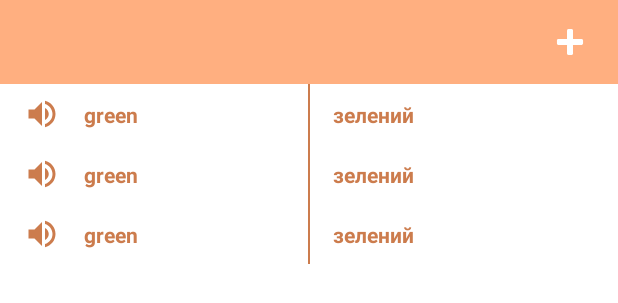
After one commit to mayada1994/MyDictionary, an Android app: the layout fragment_dictionary.xml on its own in the app's theme, with its tools: preview values and no code run, on a phone screen of 412 x 824 dp. The commit adds this screen. Shown: the top 303 px of the screen. Run offline under Robolectric (Android 15) with nearby library versions, the light colour scheme and no system bars.

Commit message:
Add DictionaryFragment

```diff
--- a/mvc/src/main/java/com/mayada1994/mydictionary/db/dao/StatisticsDao.kt
+++ b/mvc/src/main/java/com/mayada1994/mydictionary/db/dao/StatisticsDao.kt
@@ -9,7 +9,7 @@ import io.reactivex.Single
 interface StatisticsDao {
 
     @Query("SELECT * FROM statistics WHERE language=:language")
-    fun getStatisticsByLanguage(language: Int): Single<List<Statistics>>
+    fun getStatisticsByLanguage(language: String): Single<List<Statistics>>
 
     @Insert(onConflict = OnConflictStrategy.REPLACE)
     fun insertStatistics(statistics: Statistics): Completable
--- a/mvc/src/main/java/com/mayada1994/mydictionary/db/dao/WordDao.kt
+++ b/mvc/src/main/java/com/mayada1994/mydictionary/db/dao/WordDao.kt
@@ -9,7 +9,7 @@ import io.reactivex.Single
 interface WordDao {
 
     @Query("SELECT * FROM words WHERE language=:language")
-    fun getWordsByLanguage(language: Int): Single<List<Word>>
+    fun getWordsByLanguage(language: String): Single<List<Word>>
 
     @Insert(onConflict = OnConflictStrategy.REPLACE)
     fun insertWord(word: Word): Completable
--- a/mvc/src/main/java/com/mayada1994/mydictionary/entities/Language.kt
+++ b/mvc/src/main/java/com/mayada1994/mydictionary/entities/Language.kt
@@ -8,6 +8,5 @@ import kotlinx.parcelize.Parcelize
 @Parcelize
 @Entity(tableName = "languages")
 data class Language(
-    @PrimaryKey val id: Int? = null,
-    val code: String
+    @PrimaryKey val code: String
 ) : Parcelable
--- a/mvc/src/main/java/com/mayada1994/mydictionary/entities/Statistics.kt
+++ b/mvc/src/main/java/com/mayada1994/mydictionary/entities/Statistics.kt
@@ -8,7 +8,7 @@ import androidx.room.PrimaryKey
     tableName = "statistics",
     foreignKeys = [ForeignKey(
         entity = Language::class,
-        parentColumns = arrayOf("id"),
+        parentColumns = arrayOf("code"),
         childColumns = arrayOf("language"),
         onDelete = ForeignKey.CASCADE
     )]
@@ -16,5 +16,5 @@ import androidx.room.PrimaryKey
 data class Statistics(
     @PrimaryKey val id: Int,
     val timestamp: Long,
-    val language: Int
+    val language: String
 )
--- a/mvc/src/main/java/com/mayada1994/mydictionary/entities/Word.kt
+++ b/mvc/src/main/java/com/mayada1994/mydictionary/entities/Word.kt
@@ -8,7 +8,7 @@ import androidx.room.PrimaryKey
     tableName = "words",
     foreignKeys = [ForeignKey(
         entity = Language::class,
-        parentColumns = arrayOf("id"),
+        parentColumns = arrayOf("code"),
         childColumns = arrayOf("language"),
         onDelete = ForeignKey.CASCADE
     )]
@@ -16,5 +16,5 @@ import androidx.room.PrimaryKey
 data class Word(
     @PrimaryKey val name: String,
     val translation: String,
-    val language: Int
+    val language: String
 )
--- a/mvc/src/main/java/com/mayada1994/mydictionary/fragments/MainFragment.kt
+++ b/mvc/src/main/java/com/mayada1994/mydictionary/fragments/MainFragment.kt
@@ -38,14 +38,14 @@ class MainFragment : Fragment() {
     private fun setMenu() {
         with(binding) {
             navigationView.menu.getItem(selectedMenuItemId)?.isChecked = true
-//            setFragmentWithoutAddingToBackStack(DictionaryFragment())
+            setFragmentWithoutAddingToBackStack(DictionaryFragment())
 
             navigationView.setOnItemSelectedListener { menuItem ->
                 when (menuItem.itemId) {
                     R.id.dictionary_menu_item -> {
                         selectedMenuItemId = 0
                         clearFragments()
-//                        setFragmentWithoutAddingToBackStack(DictionaryFragment())
+                        setFragmentWithoutAddingToBackStack(DictionaryFragment())
                     }
                     R.id.quiz_menu_item -> {
                         selectedMenuItemId = 1
--- a/mvc/src/main/java/com/mayada1994/mydictionary/models/StatisticsDataSource.kt
+++ b/mvc/src/main/java/com/mayada1994/mydictionary/models/StatisticsDataSource.kt
@@ -7,7 +7,7 @@ import io.reactivex.Single
 
 class StatisticsDataSource(private val statisticsDao: StatisticsDao) {
 
-    fun getStatisticsByLanguage(language: Int): Single<List<Statistics>> = statisticsDao.getStatisticsByLanguage(language)
+    fun getStatisticsByLanguage(language: String): Single<List<Statistics>> = statisticsDao.getStatisticsByLanguage(language)
 
     fun insertStatistics(statistics: Statistics): Completable = statisticsDao.insertStatistics(statistics)
 
--- a/mvc/src/main/java/com/mayada1994/mydictionary/models/WordDataSource.kt
+++ b/mvc/src/main/java/com/mayada1994/mydictionary/models/WordDataSource.kt
@@ -7,7 +7,7 @@ import io.reactivex.Single
 
 class WordDataSource(private val wordDao: WordDao) {
 
-    fun getWordsByLanguage(language: Int): Single<List<Word>> = wordDao.getWordsByLanguage(language)
+    fun getWordsByLanguage(language: String): Single<List<Word>> = wordDao.getWordsByLanguage(language)
 
     fun insertWord(word: Word): Completable = wordDao.insertWord(word)
 
--- /dev/null
+++ b/mvc/src/main/res/drawable/ic_speech.xml
@@ -0,0 +1,11 @@
+<vector xmlns:android="http://schemas.android.com/apk/res/android"
+    android:width="24dp"
+    android:height="24dp"
+    android:viewportWidth="24"
+    android:viewportHeight="24"
+    android:tint="@color/raw_sienna"
+    android:autoMirrored="true">
+  <path
+      android:fillColor="@android:color/white"
+      android:pathData="M3,9v6h4l5,5L12,4L7,9L3,9zM16.5,12c0,-1.77 -1.02,-3.29 -2.5,-4.03v8.05c1.48,-0.73 2.5,-2.25 2.5,-4.02zM14,3.23v2.06c2.89,0.86 5,3.54 5,6.71s-2.11,5.85 -5,6.71v2.06c4.01,-0.91 7,-4.49 7,-8.77s-2.99,-7.86 -7,-8.77z"/>
+</vector>
--- /dev/null
+++ b/mvc/src/main/res/layout/fragment_dictionary.xml
@@ -0,0 +1,53 @@
+<?xml version="1.0" encoding="utf-8"?>
+<androidx.constraintlayout.widget.ConstraintLayout xmlns:android="http://schemas.android.com/apk/res/android"
+    xmlns:app="http://schemas.android.com/apk/res-auto"
+    xmlns:tools="http://schemas.android.com/tools"
+    android:layout_width="match_parent"
+    android:layout_height="match_parent"
+    tools:context=".fragments.DictionaryFragment">
+
+    <include
+        android:id="@+id/toolbar"
+        layout="@layout/layout_toolbar"
+        app:layout_constraintEnd_toEndOf="parent"
+        app:layout_constraintStart_toStartOf="parent"
+        app:layout_constraintTop_toTopOf="parent" />
+
+    <androidx.appcompat.widget.AppCompatImageView
+        android:id="@+id/btnAdd"
+        android:layout_width="wrap_content"
+        android:layout_height="wrap_content"
+        android:layout_marginEnd="@dimen/standard_margin"
+        android:src="@android:drawable/ic_input_add"
+        android:tint="@color/white"
+        app:layout_constraintBottom_toBottomOf="@id/toolbar"
+        app:layout_constraintEnd_toEndOf="@id/toolbar"
+        app:layout_constraintTop_toTopOf="@id/toolbar" />
+
+    <androidx.recyclerview.widget.RecyclerView
+        android:id="@+id/wordsRecyclerView"
+        android:layout_width="0dp"
+        android:layout_height="0dp"
+        app:layoutManager="androidx.recyclerview.widget.LinearLayoutManager"
+        app:layout_constraintBottom_toBottomOf="parent"
+        app:layout_constraintEnd_toEndOf="parent"
+        app:layout_constraintStart_toStartOf="parent"
+        tools:listitem="@layout/item_word"
+        app:layout_constraintTop_toBottomOf="@id/toolbar" />
+
+    <androidx.appcompat.widget.AppCompatTextView
+        android:id="@+id/txtPlaceholder"
+        android:layout_width="0dp"
+        android:layout_height="0dp"
+        android:layout_margin="@dimen/standard_margin"
+        android:gravity="center"
+        android:text="@string/words_placeholder_message"
+        android:textColor="@color/raw_sienna"
+        android:textSize="36sp"
+        android:visibility="gone"
+        app:layout_constraintBottom_toBottomOf="parent"
+        app:layout_constraintEnd_toEndOf="parent"
+        app:layout_constraintStart_toStartOf="parent"
+        app:layout_constraintTop_toBottomOf="@id/toolbar" />
+
+</androidx.constraintlayout.widget.ConstraintLayout>
--- /dev/null
+++ b/mvc/src/main/res/layout/item_word.xml
@@ -0,0 +1,70 @@
+<?xml version="1.0" encoding="utf-8"?>
+<androidx.constraintlayout.widget.ConstraintLayout xmlns:android="http://schemas.android.com/apk/res/android"
+    xmlns:app="http://schemas.android.com/apk/res-auto"
+    xmlns:tools="http://schemas.android.com/tools"
+    android:layout_width="match_parent"
+    android:layout_height="wrap_content"
+    android:paddingHorizontal="@dimen/standard_margin">
+
+    <View
+        android:layout_width="1dp"
+        android:layout_height="0dp"
+        android:background="@color/raw_sienna"
+        app:layout_constraintBottom_toBottomOf="parent"
+        app:layout_constraintEnd_toEndOf="parent"
+        app:layout_constraintStart_toStartOf="parent"
+        app:layout_constraintTop_toTopOf="parent" />
+
+    <androidx.constraintlayout.widget.ConstraintLayout
+        android:id="@+id/wordContainer"
+        android:layout_width="match_parent"
+        android:layout_height="match_parent"
+        android:paddingVertical="@dimen/small_margin">
+
+        <androidx.constraintlayout.widget.Guideline
+            android:id="@+id/guideline"
+            android:layout_width="wrap_content"
+            android:layout_height="wrap_content"
+            android:orientation="vertical"
+            app:layout_constraintGuide_percent="0.5" />
+
+        <androidx.appcompat.widget.AppCompatImageView
+            android:id="@+id/btnSpeech"
+            android:layout_width="wrap_content"
+            android:layout_height="wrap_content"
+            android:src="@drawable/ic_speech"
+            app:layout_constraintBottom_toBottomOf="parent"
+            app:layout_constraintStart_toStartOf="parent"
+            app:layout_constraintTop_toTopOf="parent" />
+
+        <androidx.appcompat.widget.AppCompatTextView
+            android:id="@+id/txtWord"
+            android:layout_width="0dp"
+            android:layout_height="wrap_content"
+            android:layout_marginHorizontal="@dimen/standard_margin"
+            android:gravity="center_vertical"
+            android:textColor="@color/raw_sienna"
+            android:textStyle="bold"
+            app:layout_constraintBottom_toBottomOf="@id/btnSpeech"
+            app:layout_constraintEnd_toStartOf="@id/guideline"
+            app:layout_constraintStart_toEndOf="@id/btnSpeech"
+            app:layout_constraintTop_toTopOf="@id/btnSpeech"
+            tools:text="green" />
+
+        <androidx.appcompat.widget.AppCompatTextView
+            android:id="@+id/txtTranslation"
+            android:layout_width="0dp"
+            android:layout_height="wrap_content"
+            android:layout_marginHorizontal="@dimen/standard_margin"
+            android:gravity="center_vertical"
+            android:textColor="@color/raw_sienna"
+            android:textStyle="bold"
+            app:layout_constraintBottom_toBottomOf="@id/btnSpeech"
+            app:layout_constraintEnd_toEndOf="parent"
+            app:layout_constraintStart_toEndOf="@id/guideline"
+            app:layout_constraintTop_toTopOf="@id/btnSpeech"
+            tools:text="зелений" />
+
+    </androidx.constraintlayout.widget.ConstraintLayout>
+
+</androidx.constraintlayout.widget.ConstraintLayout>
```
Also changed, not shown: mvc/src/main/java/com/mayada1994/mydictionary/adapters/WordsAdapter.kt (added, +53 -0 lines), mvc/src/main/java/com/mayada1994/mydictionary/decorators/WordsDecoration.kt (added, +33 -0 lines), mvc/src/main/java/com/mayada1994/mydictionary/fragments/DictionaryFragment.kt (added, +230 -0 lines), mvc/src/main/res/layout/dialog_add_new_word.xml (added, +95 -0 lines), mvc/src/main/res/layout/dialog_delete_word.xml (added, +51 -0 lines), mvc/src/main/res/values/strings.xml (+10 -0 lines).
